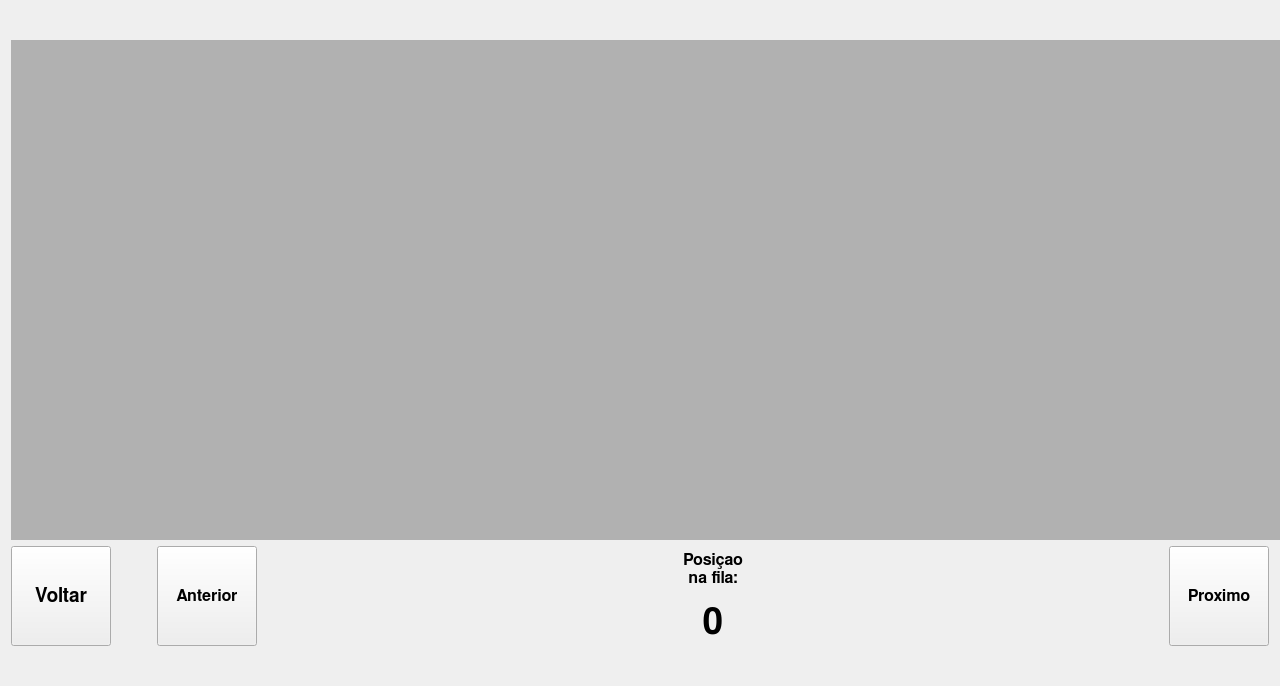
This is LDFV2/interface/formimagelog.ui in Masipack/LDV as Qt 5 draws it before an edit. The edited form follows.
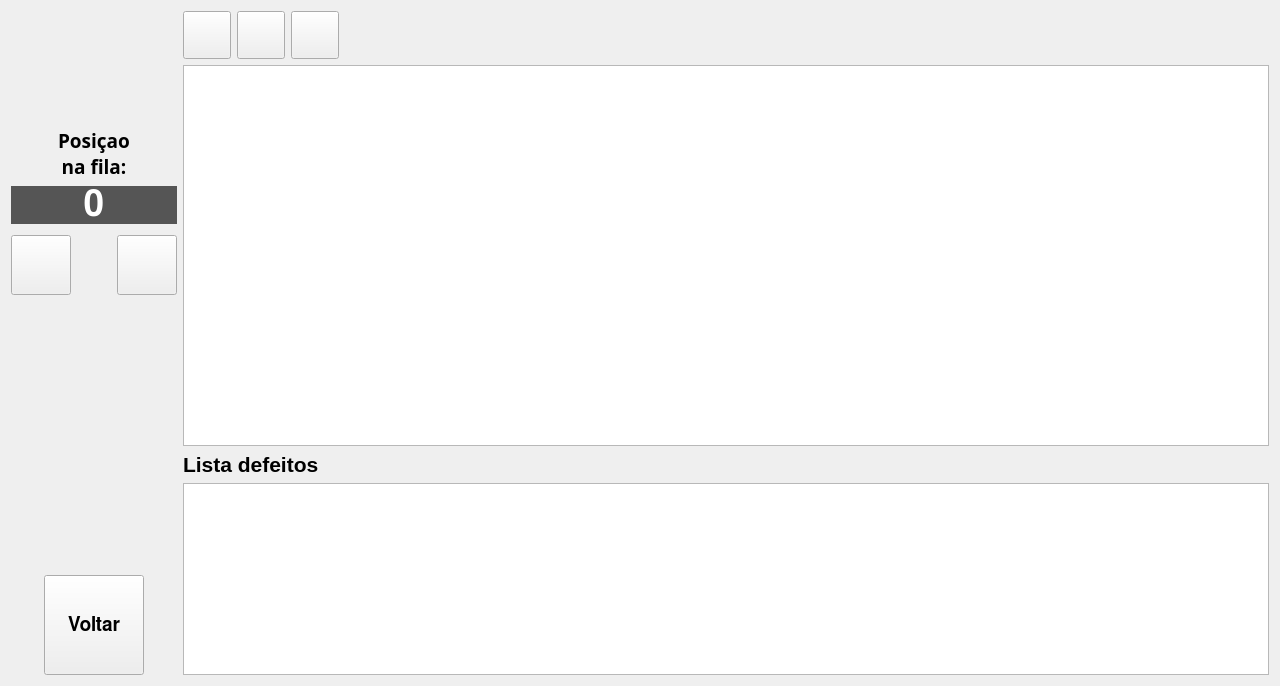
This is the edited form. Icons and pictures are not drawn. Custom widgets are drawn as their Qt base class.

```diff
--- a/LDFV2/interface/formimagelog.ui
+++ b/LDFV2/interface/formimagelog.ui
@@ -25,156 +25,32 @@
   <property name="windowTitle">
    <string>Form</string>
   </property>
-  <layout class="QGridLayout" name="gridLayout">
-   <item row="0" column="0">
-    <layout class="QVBoxLayout" name="verticalLayout_2" stretch="1,0">
+  <layout class="QHBoxLayout" name="horizontalLayout_4">
+   <item>
+    <layout class="QHBoxLayout" name="horizontalLayout_3" stretch="0,1">
      <item>
-      <widget class="QLabel" name="lbl_image">
-       <property name="minimumSize">
-        <size>
-         <width>1280</width>
-         <height>500</height>
-        </size>
-       </property>
-       <property name="maximumSize">
-        <size>
-         <width>16777215</width>
-         <height>500</height>
-        </size>
-       </property>
-       <property name="styleSheet">
-        <string notr="true">background-color: rgb(177, 177, 177);</string>
-       </property>
-       <property name="text">
-        <string/>
-       </property>
-       <property name="scaledContents">
-        <bool>true</bool>
-       </property>
-      </widget>
-     </item>
-     <item>
-      <layout class="QHBoxLayout" name="horizontalLayout_2">
+      <layout class="QVBoxLayout" name="verticalLayout">
        <item>
-        <widget class="ButtonBeR" name="btn_menu">
-         <property name="minimumSize">
-          <size>
-           <width>100</width>
-           <height>100</height>
-          </size>
-         </property>
-         <property name="maximumSize">
-          <size>
-           <width>100</width>
-           <height>100</height>
-          </size>
-         </property>
-         <property name="font">
-          <font>
-           <family>FreeSans</family>
-           <pointsize>14</pointsize>
-           <weight>75</weight>
-           <bold>true</bold>
-          </font>
-         </property>
-         <property name="text">
-          <string>Voltar</string>
-         </property>
-         <property name="icon">
-          <iconset>
-           <normaloff>:/icons/arrow-1-backward_0.png</normaloff>:/icons/arrow-1-backward_0.png</iconset>
-         </property>
-         <property name="iconSize">
-          <size>
-           <width>32</width>
-           <height>32</height>
-          </size>
-         </property>
-         <property name="bgIcon">
-          <iconset resource="../res/icons.qrc">
-           <normaloff>:/icons/bt-blank.png</normaloff>
-           <normalon>:/icons_br/bt-blank2.png</normalon>:/icons/bt-blank.png</iconset>
-         </property>
-         <property name="bgIconSize">
-          <size>
-           <width>80</width>
-           <height>80</height>
-          </size>
-         </property>
-        </widget>
-       </item>
-       <item>
-        <spacer name="horizontalSpacer_3">
-         <property name="orientation">
-          <enum>Qt::Horizontal</enum>
-         </property>
-         <property name="sizeType">
-          <enum>QSizePolicy::Fixed</enum>
-         </property>
-         <property name="sizeHint" stdset="0">
-          <size>
-           <width>40</width>
-           <height>20</height>
-          </size>
-         </property>
-        </spacer>
-       </item>
-       <item>
-        <widget class="ButtonBeR" name="btn_prev">
-         <property name="minimumSize">
-          <size>
-           <width>100</width>
-           <height>100</height>
-          </size>
-         </property>
-         <property name="maximumSize">
-          <size>
-           <width>100</width>
-           <height>100</height>
-          </size>
-         </property>
-         <property name="font">
-          <font>
-           <family>FreeSans</family>
-           <pointsize>12</pointsize>
-           <weight>75</weight>
-           <bold>true</bold>
-          </font>
-         </property>
-         <property name="text">
-          <string>Anterior</string>
-         </property>
-         <property name="icon">
-          <iconset resource="../res/icons.qrc">
-           <normaloff>:/icons/arrow-left.png</normaloff>:/icons/arrow-left.png</iconset>
-         </property>
-         <property name="iconSize">
-          <size>
-           <width>32</width>
-           <height>32</height>
-          </size>
-         </property>
-         <property name="bgIcon">
-          <iconset resource="../res/icons.qrc">
-           <normaloff>:/icons/bt-blank.png</normaloff>
-           <normalon>:/icons_br/bt-blank2.png</normalon>:/icons/bt-blank.png</iconset>
-         </property>
-         <property name="bgIconSize">
-          <size>
-           <width>80</width>
-           <height>80</height>
-          </size>
-         </property>
-        </widget>
-       </item>
-       <item>
-        <layout class="QVBoxLayout" name="verticalLayout">
+        <layout class="QVBoxLayout" name="verticalLayout_4">
+         <item>
+          <spacer name="verticalSpacer_2">
+           <property name="orientation">
+            <enum>Qt::Vertical</enum>
+           </property>
+           <property name="sizeHint" stdset="0">
+            <size>
+             <width>20</width>
+             <height>40</height>
+            </size>
+           </property>
+          </spacer>
+         </item>
          <item>
           <widget class="QLabel" name="label">
            <property name="font">
             <font>
-             <family>FreeSans</family>
-             <pointsize>12</pointsize>
+             <family>Noto Sans</family>
+             <pointsize>14</pointsize>
              <weight>75</weight>
              <bold>true</bold>
             </font>
@@ -190,6 +66,12 @@
          </item>
          <item>
           <widget class="QLabel" name="lbl_pos">
+           <property name="minimumSize">
+            <size>
+             <width>0</width>
+             <height>0</height>
+            </size>
+           </property>
            <property name="font">
             <font>
              <family>FreeSans</family>
@@ -198,6 +80,10 @@
              <bold>true</bold>
             </font>
            </property>
+           <property name="styleSheet">
+            <string notr="true">background-color: rgb(85, 85, 85);
+color: rgb(255, 255, 255);</string>
+           </property>
            <property name="text">
             <string>0</string>
            </property>
@@ -206,10 +92,136 @@
            </property>
           </widget>
          </item>
+         <item>
+          <layout class="QHBoxLayout" name="horizontalLayout">
+           <item>
+            <widget class="ButtonBeR" name="btn_prev">
+             <property name="minimumSize">
+              <size>
+               <width>60</width>
+               <height>60</height>
+              </size>
+             </property>
+             <property name="maximumSize">
+              <size>
+               <width>50</width>
+               <height>50</height>
+              </size>
+             </property>
+             <property name="font">
+              <font>
+               <family>FreeSans</family>
+               <pointsize>12</pointsize>
+               <weight>75</weight>
+               <bold>true</bold>
+              </font>
+             </property>
+             <property name="text">
+              <string/>
+             </property>
+             <property name="icon">
+              <iconset resource="../res/icons.qrc">
+               <normaloff>:/icons/arrow-left.png</normaloff>:/icons/arrow-left.png</iconset>
+             </property>
+             <property name="iconSize">
+              <size>
+               <width>32</width>
+               <height>32</height>
+              </size>
+             </property>
+             <property name="bgIcon">
+              <iconset resource="../res/icons.qrc">
+               <normaloff>:/icons/bt-blank.png</normaloff>
+               <normalon>:/icons_br/bt-blank2.png</normalon>:/icons/bt-blank.png</iconset>
+             </property>
+             <property name="bgIconSize">
+              <size>
+               <width>60</width>
+               <height>60</height>
+              </size>
+             </property>
+            </widget>
+           </item>
+           <item>
+            <spacer name="horizontalSpacer">
+             <property name="orientation">
+              <enum>Qt::Horizontal</enum>
+             </property>
+             <property name="sizeHint" stdset="0">
+              <size>
+               <width>40</width>
+               <height>20</height>
+              </size>
+             </property>
+            </spacer>
+           </item>
+           <item>
+            <widget class="ButtonBeR" name="btn_next">
+             <property name="minimumSize">
+              <size>
+               <width>60</width>
+               <height>60</height>
+              </size>
+             </property>
+             <property name="maximumSize">
+              <size>
+               <width>50</width>
+               <height>50</height>
+              </size>
+             </property>
+             <property name="font">
+              <font>
+               <family>FreeSans</family>
+               <pointsize>12</pointsize>
+               <weight>75</weight>
+               <bold>true</bold>
+              </font>
+             </property>
+             <property name="text">
+              <string notr="true"/>
+             </property>
+             <property name="icon">
+              <iconset resource="../res/icons.qrc">
+               <normaloff>:/icons/arrow-right.png</normaloff>:/icons/arrow-right.png</iconset>
+             </property>
+             <property name="iconSize">
+              <size>
+               <width>32</width>
+               <height>32</height>
+              </size>
+             </property>
+             <property name="bgIcon">
+              <iconset resource="../res/icons.qrc">
+               <normaloff>:/icons/bt-blank.png</normaloff>
+               <normalon>:/icons_br/bt-blank2.png</normalon>:/icons/bt-blank.png</iconset>
+             </property>
+             <property name="bgIconSize">
+              <size>
+               <width>60</width>
+               <height>60</height>
+              </size>
+             </property>
+            </widget>
+           </item>
+          </layout>
+         </item>
         </layout>
        </item>
        <item>
-        <widget class="ButtonBeR" name="btn_next">
+        <spacer name="verticalSpacer_3">
+         <property name="orientation">
+          <enum>Qt::Vertical</enum>
+         </property>
+         <property name="sizeHint" stdset="0">
+          <size>
+           <width>20</width>
+           <height>40</height>
+          </size>
+         </property>
+        </spacer>
+       </item>
+       <item alignment="Qt::AlignHCenter">
+        <widget class="ButtonBeR" name="btn_menu">
          <property name="minimumSize">
           <size>
            <width>100</width>
@@ -225,13 +237,13 @@
          <property name="font">
           <font>
            <family>FreeSans</family>
-           <pointsize>12</pointsize>
+           <pointsize>14</pointsize>
            <weight>75</weight>
            <bold>true</bold>
           </font>
          </property>
          <property name="text">
-          <string notr="true">Proximo</string>
+          <string>Voltar</string>
          </property>
          <property name="icon">
           <iconset resource="../res/icons.qrc">
@@ -258,6 +270,214 @@
        </item>
       </layout>
      </item>
+     <item>
+      <layout class="QVBoxLayout" name="verticalLayout_5">
+       <item>
+        <layout class="QHBoxLayout" name="horizontalLayout_2">
+         <item>
+          <widget class="ButtonBeR" name="btn_zoom_in">
+           <property name="minimumSize">
+            <size>
+             <width>48</width>
+             <height>48</height>
+            </size>
+           </property>
+           <property name="maximumSize">
+            <size>
+             <width>48</width>
+             <height>48</height>
+            </size>
+           </property>
+           <property name="focusPolicy">
+            <enum>Qt::NoFocus</enum>
+           </property>
+           <property name="text">
+            <string/>
+           </property>
+           <property name="icon">
+            <iconset resource="../res/icons.qrc">
+             <normaloff>:/icons/zoom_in.png</normaloff>:/icons/zoom_in.png</iconset>
+           </property>
+           <property name="iconSize">
+            <size>
+             <width>16</width>
+             <height>16</height>
+            </size>
+           </property>
+           <property name="autoRepeat">
+            <bool>true</bool>
+           </property>
+           <property name="autoRepeatDelay">
+            <number>600</number>
+           </property>
+           <property name="autoRepeatInterval">
+            <number>250</number>
+           </property>
+           <property name="bgIcon">
+            <iconset resource="../res/icons.qrc">
+             <normaloff>:/icons/bt-blank.png</normaloff>
+             <normalon>:/icons/bt-blank_pressed.png</normalon>:/icons/bt-blank.png</iconset>
+           </property>
+           <property name="bgIconSize">
+            <size>
+             <width>48</width>
+             <height>48</height>
+            </size>
+           </property>
+          </widget>
+         </item>
+         <item>
+          <widget class="ButtonBeR" name="btn_zoom_out">
+           <property name="minimumSize">
+            <size>
+             <width>48</width>
+             <height>48</height>
+            </size>
+           </property>
+           <property name="maximumSize">
+            <size>
+             <width>48</width>
+             <height>48</height>
+            </size>
+           </property>
+           <property name="focusPolicy">
+            <enum>Qt::NoFocus</enum>
+           </property>
+           <property name="text">
+            <string/>
+           </property>
+           <property name="icon">
+            <iconset resource="../res/icons.qrc">
+             <normaloff>:/icons/zoom_out.png</normaloff>:/icons/zoom_out.png</iconset>
+           </property>
+           <property name="iconSize">
+            <size>
+             <width>16</width>
+             <height>16</height>
+            </size>
+           </property>
+           <property name="autoRepeat">
+            <bool>true</bool>
+           </property>
+           <property name="autoRepeatDelay">
+            <number>600</number>
+           </property>
+           <property name="autoRepeatInterval">
+            <number>250</number>
+           </property>
+           <property name="bgIcon">
+            <iconset resource="../res/icons.qrc">
+             <normaloff>:/icons/bt-blank.png</normaloff>
+             <normalon>:/icons/bt-blank_pressed.png</normalon>:/icons/bt-blank.png</iconset>
+           </property>
+           <property name="bgIconSize">
+            <size>
+             <width>48</width>
+             <height>48</height>
+            </size>
+           </property>
+          </widget>
+         </item>
+         <item>
+          <widget class="ButtonBeR" name="btn_zoom_fit">
+           <property name="minimumSize">
+            <size>
+             <width>48</width>
+             <height>48</height>
+            </size>
+           </property>
+           <property name="maximumSize">
+            <size>
+             <width>48</width>
+             <height>48</height>
+            </size>
+           </property>
+           <property name="focusPolicy">
+            <enum>Qt::NoFocus</enum>
+           </property>
+           <property name="text">
+            <string/>
+           </property>
+           <property name="icon">
+            <iconset resource="../res/icons.qrc">
+             <normaloff>:/icons/zoom_fit.png</normaloff>:/icons/zoom_fit.png</iconset>
+           </property>
+           <property name="iconSize">
+            <size>
+             <width>16</width>
+             <height>16</height>
+            </size>
+           </property>
+           <property name="autoRepeat">
+            <bool>true</bool>
+           </property>
+           <property name="autoRepeatDelay">
+            <number>600</number>
+           </property>
+           <property name="autoRepeatInterval">
+            <number>250</number>
+           </property>
+           <property name="bgIcon">
+            <iconset resource="../res/icons.qrc">
+             <normaloff>:/icons/bt-blank.png</normaloff>
+             <normalon>:/icons/bt-blank_pressed.png</normalon>:/icons/bt-blank.png</iconset>
+           </property>
+           <property name="bgIconSize">
+            <size>
+             <width>48</width>
+             <height>48</height>
+            </size>
+           </property>
+          </widget>
+         </item>
+         <item>
+          <spacer name="horizontalSpacer_3">
+           <property name="focusPolicy">
+            <enum>Qt::NoFocus</enum>
+           </property>
+           <property name="orientation">
+            <enum>Qt::Horizontal</enum>
+           </property>
+           <property name="sizeHint" stdset="0">
+            <size>
+             <width>40</width>
+             <height>20</height>
+            </size>
+           </property>
+          </spacer>
+         </item>
+        </layout>
+       </item>
+       <item>
+        <layout class="QVBoxLayout" name="verticalLayout_3" stretch="1,0">
+         <item>
+          <widget class="ImageDevice" name="imagedevice"/>
+         </item>
+         <item>
+          <layout class="QVBoxLayout" name="verticalLayout_2">
+           <item>
+            <widget class="QLabel" name="label_2">
+             <property name="font">
+              <font>
+               <pointsize>16</pointsize>
+               <weight>75</weight>
+               <bold>true</bold>
+              </font>
+             </property>
+             <property name="text">
+              <string>Lista defeitos</string>
+             </property>
+            </widget>
+           </item>
+           <item>
+            <widget class="QTextEdit" name="textEdit"/>
+           </item>
+          </layout>
+         </item>
+        </layout>
+       </item>
+      </layout>
+     </item>
     </layout>
    </item>
   </layout>
@@ -268,6 +488,21 @@
    <extends>QPushButton</extends>
    <header>buttonber.h</header>
   </customwidget>
+  <customwidget>
+   <class>ImageDevice</class>
+   <extends>QGraphicsView</extends>
+   <header location="global">mv/imagedevice.h</header>
+   <slots>
+    <slot>zoomFit()</slot>
+    <slot>zoomIn()</slot>
+    <slot>zoomOut()</slot>
+    <slot>zoomFitItems()</slot>
+    <slot>lockParent(bool)</slot>
+    <slot>snap()</slot>
+    <slot>Show()</slot>
+    <slot>Hide()</slot>
+   </slots>
+  </customwidget>
  </customwidgets>
  <resources>
   <include location="../res/icons.qrc"/>
```
Left out of the diff: 55 changed lines with no effect on the pictures.
